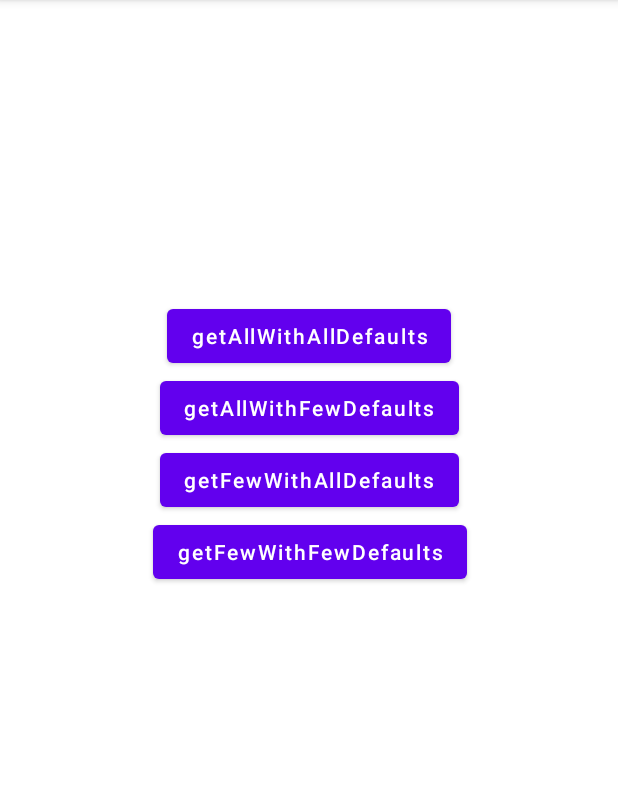
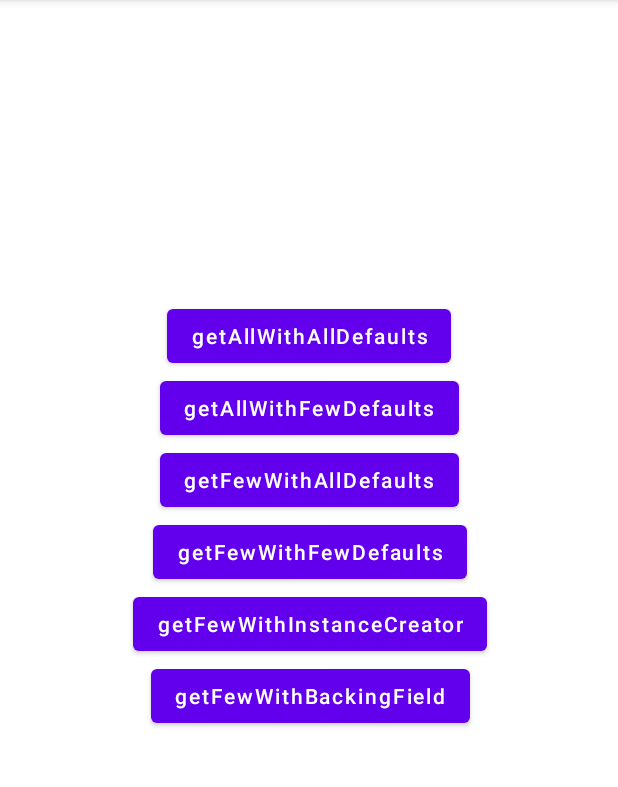
Before and after one commit to kshitijskumar/Gson-Stuff-Test-App, an Android app: the screen it shows after launch (MainActivity), after a tap on "getAllWithAllDefaults", on a phone screen of 412 x 824 dp, the part 84-871 px from its top. Run offline under Robolectric (Android 15) with nearby library versions, the phone set to English and light mode, and no system bars.

Commit message:
instance creator and backing field solutions added

```diff
--- a/app/src/main/java/com/example/gsonstuffapp/ApiService.kt
+++ b/app/src/main/java/com/example/gsonstuffapp/ApiService.kt
@@ -1,5 +1,6 @@
 package com.example.gsonstuffapp
 
+import com.google.gson.GsonBuilder
 import retrofit2.Call
 import retrofit2.Retrofit
 import retrofit2.converter.gson.GsonConverterFactory
@@ -19,10 +20,16 @@ interface ApiService {
     @GET("getOnlyName")
     fun getFewWithFewDefaults() : Call<OnlyNumberDefaultResponse>
 
+    @GET("getOnlyName")
+    fun getFewWithInstanceCreator() : Call<InstanceCreatorResponse>
+
+    @GET("getOnlyName")
+    fun getFewWithBackingFields() : Call<BackingFieldResponse>
+
     companion object {
         private val retrofit = Retrofit.Builder()
             .baseUrl("https://gson-stuff-api.herokuapp.com/")
-            .addConverterFactory(GsonConverterFactory.create())
+            .addConverterFactory(GsonConverterFactory.create(GsonBuilder().registerTypeAdapter(InstanceCreatorResponse::class.java, InstanceCreatorResponse("unknown", 10)).create()))
             .build()
 
         fun getApiService() = retrofit.create(ApiService::class.java)
--- a/app/src/main/java/com/example/gsonstuffapp/Models.kt
+++ b/app/src/main/java/com/example/gsonstuffapp/Models.kt
@@ -1,6 +1,8 @@
 package com.example.gsonstuffapp
 
+import com.google.gson.InstanceCreator
 import com.google.gson.annotations.SerializedName
+import java.lang.reflect.Type
 
 data class AllDefaultsResponse(
     @SerializedName("someName") val name: String = "unknown",
@@ -11,3 +13,21 @@ data class OnlyNumberDefaultResponse(
     @SerializedName("someName") val name: String,
     @SerializedName("someNumber") val number: Int = 5
 )
+
+data class InstanceCreatorResponse(
+    @SerializedName("someName") val name: String,
+    @SerializedName("someNumber") val number: Int
+) : InstanceCreator<InstanceCreatorResponse> {
+    override fun createInstance(type: Type?): InstanceCreatorResponse {
+        return InstanceCreatorResponse("unknown", 10)
+    }
+}
+
+data class BackingFieldResponse(
+    @SerializedName("someName") val name: String,
+    @SerializedName("someNumber") val number: Int
+) {
+    val actualNumber: Int get() {
+        return if (number == 0) return 10 else number
+    }
+}
--- a/app/src/main/res/layout/activity_main.xml
+++ b/app/src/main/res/layout/activity_main.xml
@@ -48,5 +48,25 @@
         app:layout_constraintTop_toBottomOf="@id/btn3"
         android:textAllCaps="false"/>
 
+    <Button
+        android:id="@+id/btn5"
+        android:layout_width="wrap_content"
+        android:layout_height="wrap_content"
+        android:text="getFewWithInstanceCreator"
+        app:layout_constraintEnd_toEndOf="@id/btn4"
+        app:layout_constraintStart_toStartOf="@id/btn4"
+        app:layout_constraintTop_toBottomOf="@id/btn4"
+        android:textAllCaps="false"/>
+
+    <Button
+        android:id="@+id/btn6"
+        android:layout_width="wrap_content"
+        android:layout_height="wrap_content"
+        android:text="getFewWithBackingField"
+        app:layout_constraintEnd_toEndOf="@id/btn5"
+        app:layout_constraintStart_toStartOf="@id/btn5"
+        app:layout_constraintTop_toBottomOf="@id/btn5"
+        android:textAllCaps="false"/>
+
 
 </androidx.constraintlayout.widget.ConstraintLayout>
```
Also changed, not shown: app/src/main/java/com/example/gsonstuffapp/MainActivity.kt (+16 -1 lines).
